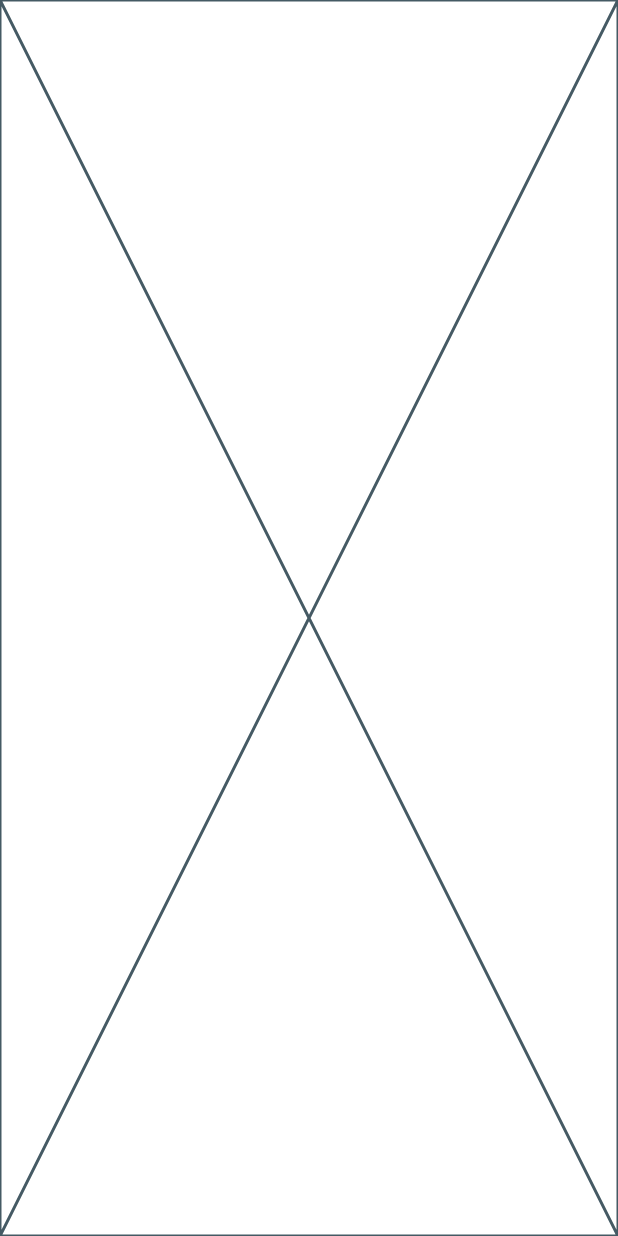
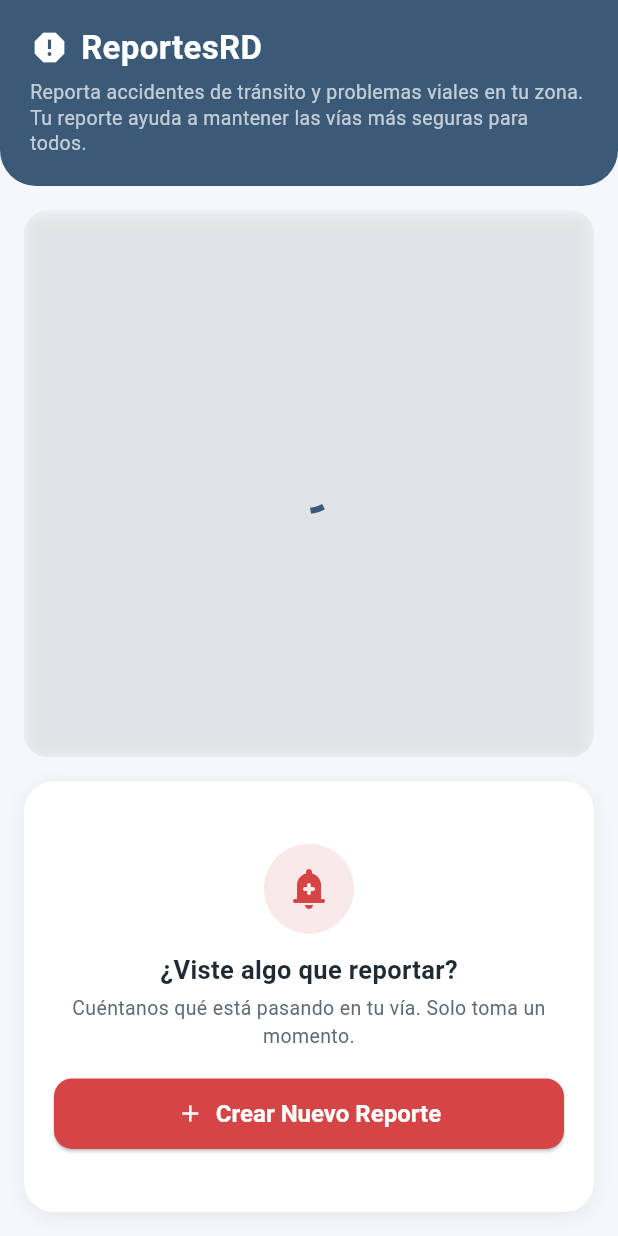
Before and after one commit to alexxdiazz-20/ReportesRD-App, a Flutter app: the screen it shows after launch, on a phone screen of 412 x 824 dp. Run offline on Flutter 3.47's test engine with Material 3 defaults, Android fonts, the phone set to English and light mode, and no system bars; our stand-ins replace geolocator, google_maps_flutter.

Commit message:
style: Diseñar Home con mapa en recuadro y seccion de crear reporte visual

```diff
--- a/lib/main.dart
+++ b/lib/main.dart
@@ -1,5 +1,7 @@
 import 'package:flutter/material.dart';
 import 'theme/app_theme.dart';
+import 'screens/home_screen.dart';
+import 'screens/nuevo_reporte_screen.dart';
 
 void main() {
   runApp(const MyApp());
@@ -14,7 +16,15 @@ class MyApp extends StatelessWidget {
       title: 'ReportesRD',
       theme: AppTheme.temaClaro,
       debugShowCheckedModeBanner: false,
-      home: const Placeholder(), // esto lo cambiamos por HomeScreen() más adelante
+      initialRoute: '/',
+      // Rutas nombradas: así cada pantalla se navega por su nombre en vez
+      // de tener que importar el widget de destino en cada lugar donde se
+      // navega. También facilita que el compañero agregue sus propias
+      // rutas (ej. '/historial') sin tocar este archivo más de lo necesario.
+      routes: {
+        '/': (context) => const HomeScreen(),
+        '/nuevo-reporte': (context) => const NuevoReporteScreen(),
+      },
     );
   }
 }
--- /dev/null
+++ b/lib/screens/home_screen.dart
@@ -0,0 +1,258 @@
+import 'package:flutter/material.dart';
+import 'package:google_maps_flutter/google_maps_flutter.dart';
+import 'package:geolocator/geolocator.dart';
+import '../theme/app_theme.dart';
+
+class HomeScreen extends StatefulWidget {
+  const HomeScreen({super.key});
+
+  @override
+  State<HomeScreen> createState() => _HomeScreenState();
+}
+
+class _HomeScreenState extends State<HomeScreen> {
+  GoogleMapController? _mapController;
+  Position? _posicionActual;
+  bool _cargandoUbicacion = true;
+
+  // Santo Domingo como posición por defecto, mientras carga el GPS real
+  // o si el usuario nunca da permiso de ubicación.
+  static const CameraPosition _posicionInicial = CameraPosition(
+    target: LatLng(18.4861, -69.9312),
+    zoom: 14,
+  );
+
+  @override
+  void initState() {
+    super.initState();
+    _obtenerUbicacion();
+  }
+
+  /// Pide permiso de ubicación y obtiene la posición GPS actual del usuario.
+  /// Si algo falla (GPS apagado, permiso negado), se queda con la posición
+  /// por defecto en vez de romper la pantalla.
+  Future<void> _obtenerUbicacion() async {
+    bool servicioActivo = await Geolocator.isLocationServiceEnabled();
+    if (!servicioActivo) {
+      setState(() => _cargandoUbicacion = false);
+      return;
+    }
+
+    LocationPermission permiso = await Geolocator.checkPermission();
+    if (permiso == LocationPermission.denied) {
+      permiso = await Geolocator.requestPermission();
+      if (permiso == LocationPermission.denied) {
+        setState(() => _cargandoUbicacion = false);
+        return;
+      }
+    }
+
+    if (permiso == LocationPermission.deniedForever) {
+      setState(() => _cargandoUbicacion = false);
+      return;
+    }
+
+    final posicion = await Geolocator.getCurrentPosition();
+    setState(() {
+      _posicionActual = posicion;
+      _cargandoUbicacion = false;
+    });
+
+    _mapController?.animateCamera(
+      CameraUpdate.newLatLng(LatLng(posicion.latitude, posicion.longitude)),
+    );
+  }
+
+  /// Navega a la pantalla de creación de reporte (la construye el compañero),
+  /// pasándole la ubicación que el Home ya capturó por GPS. Así esa pantalla
+  /// no tiene que volver a pedir permisos ni leer el GPS por su cuenta.
+  void _irACrearReporte() {
+    final lat = _posicionActual?.latitude ?? _posicionInicial.target.latitude;
+    final lng = _posicionActual?.longitude ?? _posicionInicial.target.longitude;
+
+    Navigator.pushNamed(
+      context,
+      '/nuevo-reporte',
+      arguments: {
+        'latitud': lat,
+        'longitud': lng,
+      },
+    );
+  }
+
+  @override
+  Widget build(BuildContext context) {
+    return Scaffold(
+      body: SafeArea(
+        child: Column(
+          children: [
+            _buildBienvenida(),
+            // El mapa ocupa proporcionalmente menos espacio que la sección
+            // de abajo, para que no se sienta como "pantalla de mapa" sino
+            // como "pantalla de inicio con mapa de apoyo".
+            Expanded(
+              flex: 5,
+              child: _buildMapaEnRecuadro(),
+            ),
+            Expanded(
+              flex: 4,
+              child: _buildSeccionCrearReporte(),
+            ),
+          ],
+        ),
+      ),
+    );
+  }
+
+  /// Banner superior de bienvenida: nombre de la app + descripción corta
+  /// de qué hace, para que el usuario entienda el propósito al entrar.
+  Widget _buildBienvenida() {
+    return Container(
+      width: double.infinity,
+      padding: const EdgeInsets.fromLTRB(20, 16, 20, 20),
+      decoration: const BoxDecoration(
+        color: AppColors.primario,
+        borderRadius: BorderRadius.only(
+          bottomLeft: Radius.circular(24),
+          bottomRight: Radius.circular(24),
+        ),
+      ),
+      child: Column(
+        crossAxisAlignment: CrossAxisAlignment.start,
+        children: const [
+          Row(
+            children: [
+              Icon(Icons.report, color: Colors.white, size: 26),
+              SizedBox(width: 8),
+              Text(
+                'ReportesRD',
+                style: TextStyle(
+                  color: Colors.white,
+                  fontSize: 22,
+                  fontWeight: FontWeight.bold,
+                ),
+              ),
+            ],
+          ),
+          SizedBox(height: 6),
+          Text(
+            'Reporta accidentes de tránsito y problemas viales en tu zona. '
+            'Tu reporte ayuda a mantener las vías más seguras para todos.',
+            style: TextStyle(color: Colors.white70, fontSize: 13, height: 1.3),
+          ),
+        ],
+      ),
+    );
+  }
+
+  /// El mapa ya no ocupa toda la pantalla: va dentro de una tarjeta con
+  /// esquinas redondeadas y sombra, con margen alrededor, para que se
+  /// sienta como un "widget dentro del Home" y no como la pantalla entera.
+  Widget _buildMapaEnRecuadro() {
+    return Padding(
+      padding: const EdgeInsets.fromLTRB(16, 16, 16, 8),
+      child: ClipRRect(
+        borderRadius: BorderRadius.circular(16),
+        child: Container(
+          decoration: BoxDecoration(
+            boxShadow: [
+              BoxShadow(
+                color: Colors.black.withValues(alpha: 0.08),
+                blurRadius: 8,
+                offset: const Offset(0, 2),
+              ),
+            ],
+          ),
+          child: _cargandoUbicacion
+              ? const Center(child: CircularProgressIndicator())
+              : GoogleMap(
+                  initialCameraPosition: _posicionActual != null
+                      ? CameraPosition(
+                          target: LatLng(
+                            _posicionActual!.latitude,
+                            _posicionActual!.longitude,
+                          ),
+                          zoom: 16,
+                        )
+                      : _posicionInicial,
+                  onMapCreated: (controller) => _mapController = controller,
+                  myLocationEnabled: true,
+                  myLocationButtonEnabled: true,
+                  zoomControlsEnabled: false,
+                  // Bloquea el gesto de rotar/inclinar para que el usuario
+                  // no pierda la orientación norte-arriba por accidente.
+                  rotateGesturesEnabled: false,
+                  tiltGesturesEnabled: false,
+                ),
+        ),
+      ),
+    );
+  }
+
+  /// Sección inferior: reemplaza al botón flotante suelto por una tarjeta
+  /// más vistosa, con ícono, mensaje corto y el botón de acción principal.
+  Widget _buildSeccionCrearReporte() {
+    return Container(
+      width: double.infinity,
+      margin: const EdgeInsets.fromLTRB(16, 8, 16, 16),
+      padding: const EdgeInsets.all(20),
+      decoration: BoxDecoration(
+        color: AppColors.superficie,
+        borderRadius: BorderRadius.circular(20),
+        boxShadow: [
+          BoxShadow(
+            color: Colors.black.withValues(alpha: 0.06),
+            blurRadius: 10,
+            offset: const Offset(0, 3),
+          ),
+        ],
+      ),
+      child: Column(
+        mainAxisAlignment: MainAxisAlignment.center,
+        crossAxisAlignment: CrossAxisAlignment.center,
+        children: [
+          Container(
+            padding: const EdgeInsets.all(14),
+            decoration: BoxDecoration(
+              color: AppColors.acento.withValues(alpha: 0.12),
+              shape: BoxShape.circle,
+            ),
+            child: const Icon(
+              Icons.add_alert_rounded,
+              color: AppColors.acento,
+              size: 32,
+            ),
+          ),
+          const SizedBox(height: 12),
+          const Text(
+            '¿Viste algo que reportar?',
+            style: TextStyle(
+              fontSize: 17,
+              fontWeight: FontWeight.bold,
+              color: AppColors.textoPrincipal,
+            ),
+          ),
+          const SizedBox(height: 4),
+          const Text(
+            'Cuéntanos qué está pasando en tu vía. Solo toma un momento.',
+            textAlign: TextAlign.center,
+            style: TextStyle(fontSize: 13, color: AppColors.textoSecundario),
+          ),
+          const SizedBox(height: 18),
+          SizedBox(
+            width: double.infinity,
+            child: ElevatedButton.icon(
+              onPressed: _irACrearReporte,
+              icon: const Icon(Icons.add),
+              label: const Text('Crear Nuevo Reporte'),
+              style: ElevatedButton.styleFrom(
+                backgroundColor: AppColors.acento,
+                padding: const EdgeInsets.symmetric(vertical: 14),
+              ),
+            ),
+          ),
+        ],
+      ),
+    );
+  }
+}
--- /dev/null
+++ b/lib/screens/nuevo_reporte_screen.dart
@@ -0,0 +1,49 @@
+import 'package:flutter/material.dart';
+
+/// PLACEHOLDER — Esta pantalla la construye el compañero encargado de
+/// "Creación de Reportes". Aquí solo se deja la conexión funcionando:
+/// recibe la ubicación que el Home ya capturó por GPS, para que el
+/// compañero no tenga que volver a pedir permisos ni leer el GPS.
+///
+/// El compañero debe reemplazar el body de este widget con su formulario
+/// (tipo de incidente, descripción, urgencia, fotos), usando 'latitud' y
+/// 'longitud' como el punto de partida del mapa/ubicación del reporte,
+/// permitiendo que el usuario la ajuste si el GPS no acertó exacto.
+class NuevoReporteScreen extends StatelessWidget {
+  const NuevoReporteScreen({super.key});
+
+  @override
+  Widget build(BuildContext context) {
+    // Los argumentos vienen del Navigator.pushNamed() en HomeScreen,
+    // como un Map con 'latitud' y 'longitud'.
+    final argumentos = ModalRoute.of(context)!.settings.arguments as Map;
+    final double latitud = argumentos['latitud'];
+    final double longitud = argumentos['longitud'];
+
+    return Scaffold(
+      appBar: AppBar(title: const Text('Nuevo Reporte')),
+      body: Center(
+        child: Padding(
+          padding: const EdgeInsets.all(24),
+          child: Column(
+            mainAxisAlignment: MainAxisAlignment.center,
+            children: [
+              const Icon(Icons.construction, size: 48, color: Colors.grey),
+              const SizedBox(height: 16),
+              const Text(
+                'Pantalla en construcción',
+                style: TextStyle(fontSize: 18, fontWeight: FontWeight.bold),
+              ),
+              const SizedBox(height: 8),
+              Text(
+                'Ubicación recibida del Home:\n'
+                'Lat: ${latitud.toStringAsFixed(5)}, Lng: ${longitud.toStringAsFixed(5)}',
+                textAlign: TextAlign.center,
+              ),
+            ],
+          ),
+        ),
+      ),
+    );
+  }
+}
```
Also changed, not shown: 5 other files.
